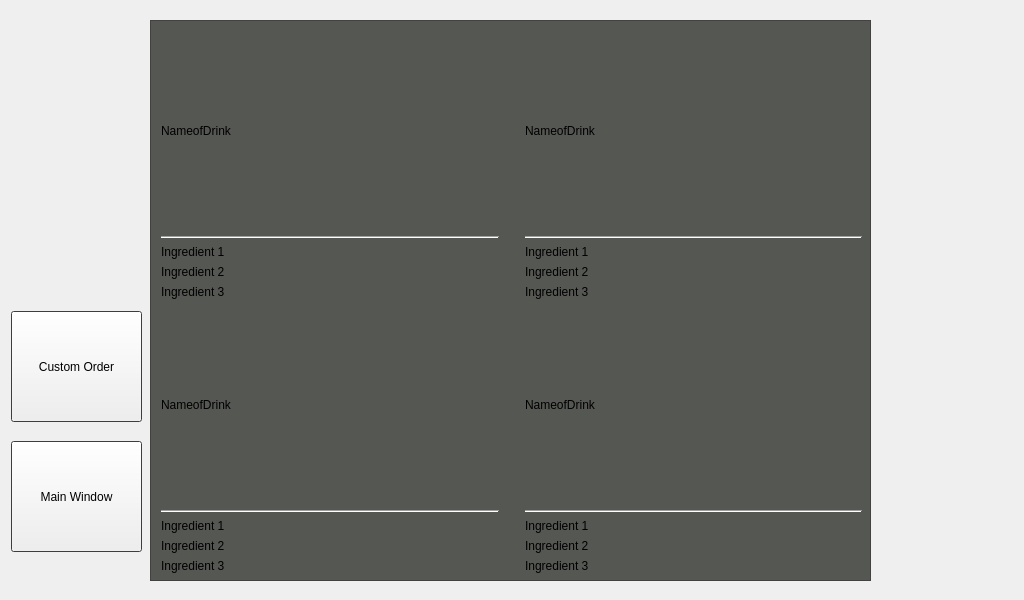
Above: UI/stackedFinalSetup.ui from BartenderButlerBot/Application before the change. Below: the same form after it.
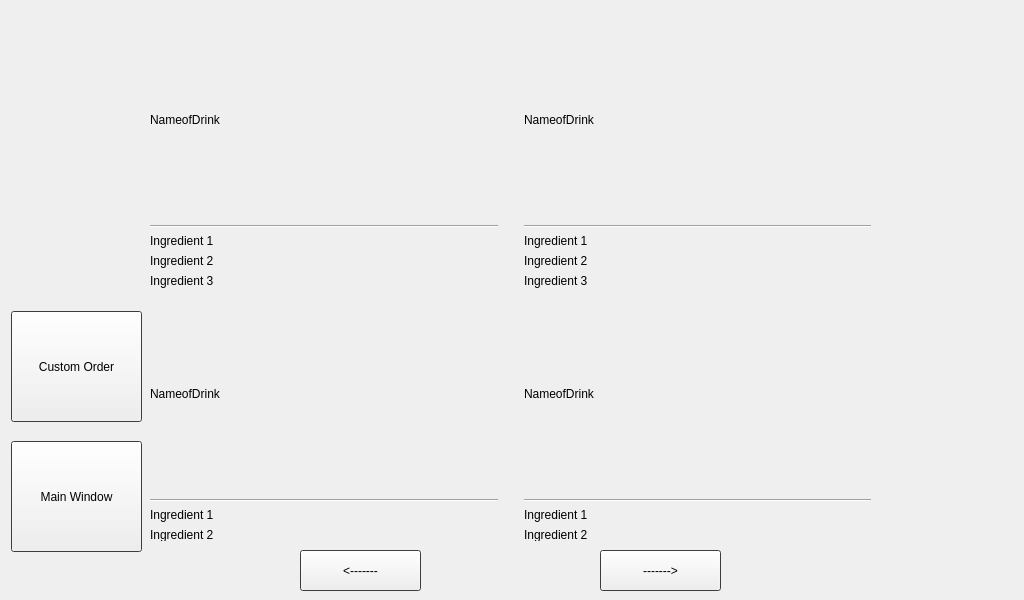
That is the form after the change. The open tabs and pages were chosen to show the change.

Commit message: modification for easy mqtt integration

```diff
--- a/UI/stackedFinalSetup.ui
+++ b/UI/stackedFinalSetup.ui
@@ -1429,46 +1429,26 @@
       <string>Custom Order</string>
      </property>
     </widget>
-    <widget class="QWidget" name="widget_2" native="true">
+    <widget class="QStackedWidget" name="stackedWidget_2">
      <property name="geometry">
       <rect>
        <x>150</x>
        <y>20</y>
        <width>721</width>
-       <height>561</height>
+       <height>521</height>
       </rect>
      </property>
-     <property name="autoFillBackground">
-      <bool>false</bool>
+     <property name="currentIndex">
+      <number>0</number>
      </property>
-     <widget class="QScrollArea" name="scrollArea_menu">
-      <property name="geometry">
-       <rect>
-        <x>0</x>
-        <y>0</y>
-        <width>721</width>
-        <height>561</height>
-       </rect>
-      </property>
-      <property name="widgetResizable">
-       <bool>true</bool>
-      </property>
-      <widget class="QWidget" name="scrollArea_menuContents">
-       <property name="geometry">
-        <rect>
-         <x>0</x>
-         <y>0</y>
-         <width>719</width>
-         <height>559</height>
-        </rect>
-       </property>
+     <widget class="QWidget" name="page_4">
        <widget class="QWidget" name="gridLayoutWidget_4">
         <property name="geometry">
          <rect>
-          <x>10</x>
-          <y>10</y>
-          <width>701</width>
-          <height>542</height>
+         <x>0</x>
+         <y>0</y>
+         <width>721</width>
+         <height>521</height>
          </rect>
         </property>
         <layout class="QGridLayout" name="gridLayout_menu">
@@ -1478,21 +1458,18 @@
          <item row="0" column="0">
           <layout class="QVBoxLayout" name="verticalLayout_menuRecipe">
            <item>
-            <widget class="QLabel" name="label_recipeIngName">
+           <widget class="QPushButton" name="pushButton_2">
              <property name="sizePolicy">
-              <sizepolicy hsizetype="MinimumExpanding" vsizetype="Fixed">
+             <sizepolicy hsizetype="MinimumExpanding" vsizetype="MinimumExpanding">
                <horstretch>0</horstretch>
                <verstretch>0</verstretch>
               </sizepolicy>
              </property>
-             <property name="minimumSize">
-              <size>
-               <width>0</width>
-               <height>199</height>
-              </size>
-             </property>
              <property name="text">
-              <string>NameofDrink</string>
+             <string>Name of Drink</string>
+            </property>
+            <property name="flat">
+             <bool>true</bool>
              </property>
             </widget>
            </item>
@@ -1591,21 +1568,18 @@
          <item row="0" column="2">
           <layout class="QVBoxLayout" name="verticalLayout_menuRecipe_10">
            <item>
-            <widget class="QLabel" name="label_recipeIngName_10">
+           <widget class="QPushButton" name="pushButton_4">
              <property name="sizePolicy">
-              <sizepolicy hsizetype="MinimumExpanding" vsizetype="Fixed">
+             <sizepolicy hsizetype="MinimumExpanding" vsizetype="MinimumExpanding">
                <horstretch>0</horstretch>
                <verstretch>0</verstretch>
               </sizepolicy>
              </property>
-             <property name="minimumSize">
-              <size>
-               <width>0</width>
-               <height>199</height>
-              </size>
-             </property>
              <property name="text">
-              <string>NameofDrink</string>
+             <string>Name of Drink</string>
+            </property>
+            <property name="flat">
+             <bool>true</bool>
              </property>
             </widget>
            </item>
@@ -1675,111 +1649,21 @@
            </item>
           </layout>
          </item>
-         <item row="1" column="0">
-          <layout class="QVBoxLayout" name="verticalLayout_menuRecipe_11">
-           <item>
-            <widget class="QLabel" name="label_recipeIngName_11">
-             <property name="sizePolicy">
-              <sizepolicy hsizetype="MinimumExpanding" vsizetype="Fixed">
-               <horstretch>0</horstretch>
-               <verstretch>0</verstretch>
-              </sizepolicy>
-             </property>
-             <property name="minimumSize">
-              <size>
-               <width>0</width>
-               <height>199</height>
-              </size>
-             </property>
-             <property name="text">
-              <string>NameofDrink</string>
-             </property>
-            </widget>
-           </item>
-           <item>
-            <widget class="Line" name="line_menuRecipe_11">
-             <property name="orientation">
-              <enum>Qt::Horizontal</enum>
-             </property>
-            </widget>
-           </item>
-           <item>
-            <widget class="QLabel" name="label_recipeIng1_11">
-             <property name="sizePolicy">
-              <sizepolicy hsizetype="Preferred" vsizetype="Fixed">
-               <horstretch>0</horstretch>
-               <verstretch>0</verstretch>
-              </sizepolicy>
-             </property>
-             <property name="minimumSize">
-              <size>
-               <width>0</width>
-               <height>13</height>
-              </size>
-             </property>
-             <property name="text">
-              <string>Ingredient 1</string>
-             </property>
-            </widget>
-           </item>
-           <item>
-            <widget class="QLabel" name="label_recipeIngDynamicLater_11">
-             <property name="sizePolicy">
-              <sizepolicy hsizetype="Preferred" vsizetype="Fixed">
-               <horstretch>0</horstretch>
-               <verstretch>0</verstretch>
-              </sizepolicy>
-             </property>
-             <property name="minimumSize">
-              <size>
-               <width>0</width>
-               <height>13</height>
-              </size>
-             </property>
-             <property name="text">
-              <string>Ingredient 2</string>
-             </property>
-            </widget>
-           </item>
-           <item>
-            <widget class="QLabel" name="label_recipeIngDynamicLater2_11">
-             <property name="sizePolicy">
-              <sizepolicy hsizetype="Preferred" vsizetype="Fixed">
-               <horstretch>0</horstretch>
-               <verstretch>0</verstretch>
-              </sizepolicy>
-             </property>
-             <property name="minimumSize">
-              <size>
-               <width>0</width>
-               <height>13</height>
-              </size>
-             </property>
-             <property name="text">
-              <string>Ingredient 3</string>
-             </property>
-            </widget>
-           </item>
-          </layout>
-         </item>
          <item row="1" column="2">
           <layout class="QVBoxLayout" name="verticalLayout_menuRecipe_12">
            <item>
-            <widget class="QLabel" name="label_recipeIngName_12">
+           <widget class="QPushButton" name="pushButton">
              <property name="sizePolicy">
-              <sizepolicy hsizetype="MinimumExpanding" vsizetype="Fixed">
+             <sizepolicy hsizetype="MinimumExpanding" vsizetype="MinimumExpanding">
                <horstretch>0</horstretch>
                <verstretch>0</verstretch>
               </sizepolicy>
              </property>
-             <property name="minimumSize">
-              <size>
-               <width>0</width>
-               <height>199</height>
-              </size>
-             </property>
              <property name="text">
-              <string>NameofDrink</string>
+             <string>Name of Drink</string>
+            </property>
+            <property name="flat">
+             <bool>true</bool>
              </property>
             </widget>
            </item>
@@ -1849,10 +1733,510 @@
            </item>
           </layout>
          </item>
-        </layout>
-       </widget>
-      </widget>
-     </widget>
+        <item row="0" column="0">
+         <layout class="QVBoxLayout" name="verticalLayout_menuRecipe">
+          <item>
+           <widget class="QPushButton" name="pushButton_3">
+            <property name="sizePolicy">
+             <sizepolicy hsizetype="MinimumExpanding" vsizetype="MinimumExpanding">
+              <horstretch>0</horstretch>
+              <verstretch>0</verstretch>
+             </sizepolicy>
+            </property>
+            <property name="text">
+             <string>Name of Drink</string>
+            </property>
+            <property name="flat">
+             <bool>true</bool>
+            </property>
+           </widget>
+          </item>
+          <item>
+           <widget class="Line" name="line_menuRecipe">
+            <property name="orientation">
+             <enum>Qt::Horizontal</enum>
+            </property>
+           </widget>
+          </item>
+          <item>
+           <widget class="QLabel" name="label_recipeIng1">
+            <property name="sizePolicy">
+             <sizepolicy hsizetype="Preferred" vsizetype="Fixed">
+              <horstretch>0</horstretch>
+              <verstretch>0</verstretch>
+             </sizepolicy>
+            </property>
+            <property name="minimumSize">
+             <size>
+              <width>0</width>
+              <height>13</height>
+             </size>
+            </property>
+            <property name="text">
+             <string>Ingredient 1</string>
+            </property>
+           </widget>
+          </item>
+          <item>
+           <widget class="QLabel" name="label_recipeIngDynamicLater">
+            <property name="sizePolicy">
+             <sizepolicy hsizetype="Preferred" vsizetype="Fixed">
+              <horstretch>0</horstretch>
+              <verstretch>0</verstretch>
+             </sizepolicy>
+            </property>
+            <property name="minimumSize">
+             <size>
+              <width>0</width>
+              <height>13</height>
+             </size>
+            </property>
+            <property name="text">
+             <string>Ingredient 2</string>
+            </property>
+           </widget>
+          </item>
+          <item>
+           <widget class="QLabel" name="label_recipeIngDynamicLater2">
+            <property name="sizePolicy">
+             <sizepolicy hsizetype="Preferred" vsizetype="Fixed">
+              <horstretch>0</horstretch>
+              <verstretch>0</verstretch>
+             </sizepolicy>
+            </property>
+            <property name="minimumSize">
+             <size>
+              <width>0</width>
+              <height>13</height>
+             </size>
+            </property>
+            <property name="text">
+             <string>Ingredient 3</string>
+            </property>
+           </widget>
+          </item>
+         </layout>
+        </item>
+       </layout>
+      </widget>
+     </widget>
+     <widget class="QWidget" name="page_5">
+      <widget class="QWidget" name="gridLayoutWidget_5">
+       <property name="geometry">
+        <rect>
+         <x>0</x>
+         <y>0</y>
+         <width>721</width>
+         <height>542</height>
+        </rect>
+       </property>
+       <layout class="QGridLayout" name="gridLayout_menu_2">
+        <property name="sizeConstraint">
+         <enum>QLayout::SetDefaultConstraint</enum>
+        </property>
+        <item row="1" column="0">
+         <layout class="QVBoxLayout" name="verticalLayout_menuRecipe_13">
+          <item>
+           <widget class="QLabel" name="label_recipeIngName_13">
+            <property name="sizePolicy">
+             <sizepolicy hsizetype="MinimumExpanding" vsizetype="Fixed">
+              <horstretch>0</horstretch>
+              <verstretch>0</verstretch>
+             </sizepolicy>
+            </property>
+            <property name="minimumSize">
+             <size>
+              <width>0</width>
+              <height>199</height>
+             </size>
+            </property>
+            <property name="text">
+             <string>NameofDrink</string>
+            </property>
+           </widget>
+          </item>
+          <item>
+           <widget class="Line" name="line_menuRecipe_13">
+            <property name="orientation">
+             <enum>Qt::Horizontal</enum>
+            </property>
+           </widget>
+          </item>
+          <item>
+           <widget class="QLabel" name="label_recipeIng1_13">
+            <property name="sizePolicy">
+             <sizepolicy hsizetype="Preferred" vsizetype="Fixed">
+              <horstretch>0</horstretch>
+              <verstretch>0</verstretch>
+             </sizepolicy>
+            </property>
+            <property name="minimumSize">
+             <size>
+              <width>0</width>
+              <height>13</height>
+             </size>
+            </property>
+            <property name="text">
+             <string>Ingredient 1</string>
+            </property>
+           </widget>
+          </item>
+          <item>
+           <widget class="QLabel" name="label_recipeIngDynamicLater_13">
+            <property name="sizePolicy">
+             <sizepolicy hsizetype="Preferred" vsizetype="Fixed">
+              <horstretch>0</horstretch>
+              <verstretch>0</verstretch>
+             </sizepolicy>
+            </property>
+            <property name="minimumSize">
+             <size>
+              <width>0</width>
+              <height>13</height>
+             </size>
+            </property>
+            <property name="text">
+             <string>Ingredient 2</string>
+            </property>
+           </widget>
+          </item>
+          <item>
+           <widget class="QLabel" name="label_recipeIngDynamicLater2_13">
+            <property name="sizePolicy">
+             <sizepolicy hsizetype="Preferred" vsizetype="Fixed">
+              <horstretch>0</horstretch>
+              <verstretch>0</verstretch>
+             </sizepolicy>
+            </property>
+            <property name="minimumSize">
+             <size>
+              <width>0</width>
+              <height>13</height>
+             </size>
+            </property>
+            <property name="text">
+             <string>Ingredient 3</string>
+            </property>
+           </widget>
+          </item>
+         </layout>
+        </item>
+        <item row="0" column="1">
+         <spacer name="verticalSpacer_5">
+          <property name="orientation">
+           <enum>Qt::Vertical</enum>
+          </property>
+          <property name="sizeHint" stdset="0">
+           <size>
+            <width>20</width>
+            <height>40</height>
+           </size>
+          </property>
+         </spacer>
+        </item>
+        <item row="1" column="1">
+         <spacer name="verticalSpacer_6">
+          <property name="orientation">
+           <enum>Qt::Vertical</enum>
+          </property>
+          <property name="sizeHint" stdset="0">
+           <size>
+            <width>20</width>
+            <height>40</height>
+           </size>
+          </property>
+         </spacer>
+        </item>
+        <item row="0" column="2">
+         <layout class="QVBoxLayout" name="verticalLayout_menuRecipe_14">
+          <item>
+           <widget class="QLabel" name="label_recipeIngName_14">
+            <property name="sizePolicy">
+             <sizepolicy hsizetype="MinimumExpanding" vsizetype="Fixed">
+              <horstretch>0</horstretch>
+              <verstretch>0</verstretch>
+             </sizepolicy>
+            </property>
+            <property name="minimumSize">
+             <size>
+              <width>0</width>
+              <height>199</height>
+             </size>
+            </property>
+            <property name="text">
+             <string>NameofDrink</string>
+            </property>
+           </widget>
+          </item>
+          <item>
+           <widget class="Line" name="line_menuRecipe_14">
+            <property name="orientation">
+             <enum>Qt::Horizontal</enum>
+            </property>
+           </widget>
+          </item>
+          <item>
+           <widget class="QLabel" name="label_recipeIng1_14">
+            <property name="sizePolicy">
+             <sizepolicy hsizetype="Preferred" vsizetype="Fixed">
+              <horstretch>0</horstretch>
+              <verstretch>0</verstretch>
+             </sizepolicy>
+            </property>
+            <property name="minimumSize">
+             <size>
+              <width>0</width>
+              <height>13</height>
+             </size>
+            </property>
+            <property name="text">
+             <string>Ingredient 1</string>
+            </property>
+           </widget>
+          </item>
+          <item>
+           <widget class="QLabel" name="label_recipeIngDynamicLater_14">
+            <property name="sizePolicy">
+             <sizepolicy hsizetype="Preferred" vsizetype="Fixed">
+              <horstretch>0</horstretch>
+              <verstretch>0</verstretch>
+             </sizepolicy>
+            </property>
+            <property name="minimumSize">
+             <size>
+              <width>0</width>
+              <height>13</height>
+             </size>
+            </property>
+            <property name="text">
+             <string>Ingredient 2</string>
+            </property>
+           </widget>
+          </item>
+          <item>
+           <widget class="QLabel" name="label_recipeIngDynamicLater2_14">
+            <property name="sizePolicy">
+             <sizepolicy hsizetype="Preferred" vsizetype="Fixed">
+              <horstretch>0</horstretch>
+              <verstretch>0</verstretch>
+             </sizepolicy>
+            </property>
+            <property name="minimumSize">
+             <size>
+              <width>0</width>
+              <height>13</height>
+             </size>
+            </property>
+            <property name="text">
+             <string>Ingredient 3</string>
+            </property>
+           </widget>
+          </item>
+         </layout>
+        </item>
+        <item row="1" column="2">
+         <layout class="QVBoxLayout" name="verticalLayout_menuRecipe_15">
+          <item>
+           <widget class="QLabel" name="label_recipeIngName_15">
+            <property name="sizePolicy">
+             <sizepolicy hsizetype="MinimumExpanding" vsizetype="Fixed">
+              <horstretch>0</horstretch>
+              <verstretch>0</verstretch>
+             </sizepolicy>
+            </property>
+            <property name="minimumSize">
+             <size>
+              <width>0</width>
+              <height>199</height>
+             </size>
+            </property>
+            <property name="text">
+             <string>NameofDrink</string>
+            </property>
+           </widget>
+          </item>
+          <item>
+           <widget class="Line" name="line_menuRecipe_15">
+            <property name="orientation">
+             <enum>Qt::Horizontal</enum>
+            </property>
+           </widget>
+          </item>
+          <item>
+           <widget class="QLabel" name="label_recipeIng1_15">
+            <property name="sizePolicy">
+             <sizepolicy hsizetype="Preferred" vsizetype="Fixed">
+              <horstretch>0</horstretch>
+              <verstretch>0</verstretch>
+             </sizepolicy>
+            </property>
+            <property name="minimumSize">
+             <size>
+              <width>0</width>
+              <height>13</height>
+             </size>
+            </property>
+            <property name="text">
+             <string>Ingredient 1</string>
+            </property>
+           </widget>
+          </item>
+          <item>
+           <widget class="QLabel" name="label_recipeIngDynamicLater_15">
+            <property name="sizePolicy">
+             <sizepolicy hsizetype="Preferred" vsizetype="Fixed">
+              <horstretch>0</horstretch>
+              <verstretch>0</verstretch>
+             </sizepolicy>
+            </property>
+            <property name="minimumSize">
+             <size>
+              <width>0</width>
+              <height>13</height>
+             </size>
+            </property>
+            <property name="text">
+             <string>Ingredient 2</string>
+            </property>
+           </widget>
+          </item>
+          <item>
+           <widget class="QLabel" name="label_recipeIngDynamicLater2_15">
+            <property name="sizePolicy">
+             <sizepolicy hsizetype="Preferred" vsizetype="Fixed">
+              <horstretch>0</horstretch>
+              <verstretch>0</verstretch>
+             </sizepolicy>
+            </property>
+            <property name="minimumSize">
+             <size>
+              <width>0</width>
+              <height>13</height>
+             </size>
+            </property>
+            <property name="text">
+             <string>Ingredient 3</string>
+            </property>
+           </widget>
+          </item>
+         </layout>
+        </item>
+        <item row="0" column="0">
+         <layout class="QVBoxLayout" name="verticalLayout_menuRecipe_2">
+          <item>
+           <widget class="QLabel" name="label_recipeIngName_2">
+            <property name="sizePolicy">
+             <sizepolicy hsizetype="MinimumExpanding" vsizetype="Fixed">
+              <horstretch>0</horstretch>
+              <verstretch>0</verstretch>
+             </sizepolicy>
+            </property>
+            <property name="minimumSize">
+             <size>
+              <width>0</width>
+              <height>199</height>
+             </size>
+            </property>
+            <property name="text">
+             <string>NameofDrink</string>
+            </property>
+           </widget>
+          </item>
+          <item>
+           <widget class="Line" name="line_menuRecipe_2">
+            <property name="orientation">
+             <enum>Qt::Horizontal</enum>
+            </property>
+           </widget>
+          </item>
+          <item>
+           <widget class="QLabel" name="label_recipeIng1_2">
+            <property name="sizePolicy">
+             <sizepolicy hsizetype="Preferred" vsizetype="Fixed">
+              <horstretch>0</horstretch>
+              <verstretch>0</verstretch>
+             </sizepolicy>
+            </property>
+            <property name="minimumSize">
+             <size>
+              <width>0</width>
+              <height>13</height>
+             </size>
+            </property>
+            <property name="text">
+             <string>Ingredient 1</string>
+            </property>
+           </widget>
+          </item>
+          <item>
+           <widget class="QLabel" name="label_recipeIngDynamicLater_2">
+            <property name="sizePolicy">
+             <sizepolicy hsizetype="Preferred" vsizetype="Fixed">
+              <horstretch>0</horstretch>
+              <verstretch>0</verstretch>
+             </sizepolicy>
+            </property>
+            <property name="minimumSize">
+             <size>
+              <width>0</width>
+              <height>13</height>
+             </size>
+            </property>
+            <property name="text">
+             <string>Ingredient 2</string>
+            </property>
+           </widget>
+          </item>
+          <item>
+           <widget class="QLabel" name="label_recipeIngDynamicLater2_2">
+            <property name="sizePolicy">
+             <sizepolicy hsizetype="Preferred" vsizetype="Fixed">
+              <horstretch>0</horstretch>
+              <verstretch>0</verstretch>
+             </sizepolicy>
+            </property>
+            <property name="minimumSize">
+             <size>
+              <width>0</width>
+              <height>13</height>
+             </size>
+            </property>
+            <property name="text">
+             <string>Ingredient 3</string>
+            </property>
+           </widget>
+          </item>
+         </layout>
+        </item>
+       </layout>
+      </widget>
+     </widget>
+    </widget>
+    <widget class="QPushButton" name="pushButton_pageToCustom_2">
+     <property name="geometry">
+      <rect>
+       <x>300</x>
+       <y>550</y>
+       <width>121</width>
+       <height>41</height>
+      </rect>
+     </property>
+     <property name="text">
+      <string>&lt;-------</string>
+     </property>
+    </widget>
+    <widget class="QPushButton" name="pushButton_pageToCustom_3">
+     <property name="geometry">
+      <rect>
+       <x>600</x>
+       <y>550</y>
+       <width>121</width>
+       <height>41</height>
+      </rect>
+     </property>
+     <property name="text">
+      <string>-------&gt;</string>
+     </property>
     </widget>
    </widget>
    <widget class="QWidget" name="page_3">
```
Left out of the diff: 12 changed lines with no effect on the pictures. Lines whose indentation alone changed are shown as unchanged. The commit also changes 2 other files.
